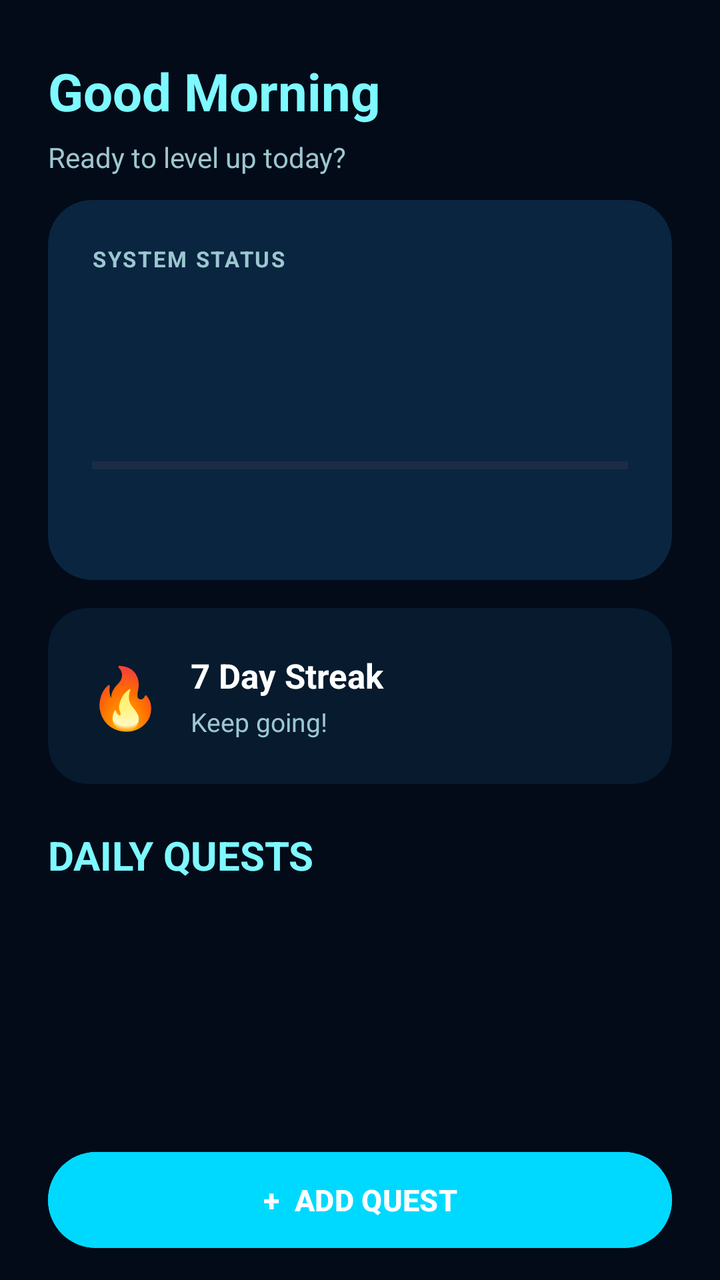
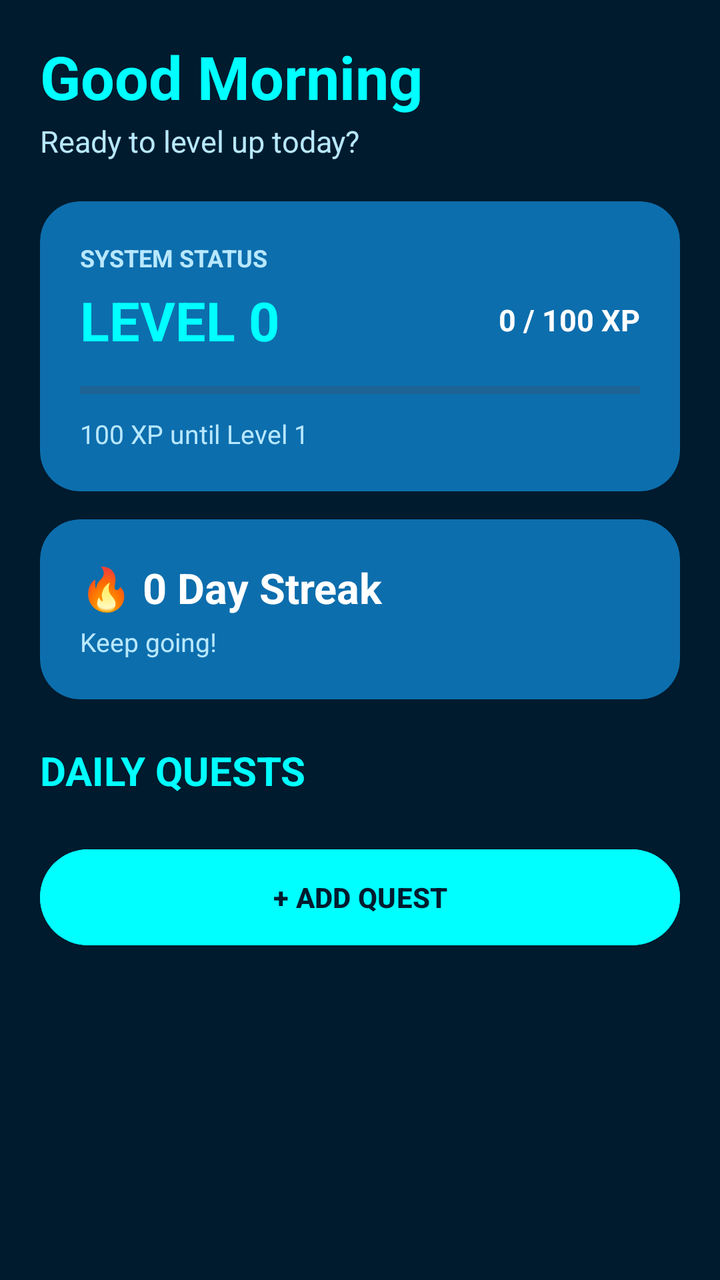

The first picture is an Android layout as it rendered before a commit; the second is the same layout after the commit. The layout source and the unified diff follow.
<!-- AndroidManifest.xml: application theme Theme.LevelUp -->
<!-- res/layout/fragment_home.xml -->
<?xml version="1.0" encoding="utf-8"?>
<androidx.constraintlayout.widget.ConstraintLayout
    xmlns:android="http://schemas.android.com/apk/res/android"
    xmlns:app="http://schemas.android.com/apk/res-auto"
    xmlns:tools="http://schemas.android.com/tools"
    android:id="@+id/homeRoot"
    android:layout_width="match_parent"
    android:layout_height="match_parent"
    android:background="@color/levelup_background"
    tools:context=".HomeFragment">


    
    
    

    <TextView
        android:id="@+id/tvWelcome"
        android:layout_width="0dp"
        android:layout_height="wrap_content"
        android:layout_marginStart="24dp"
        android:layout_marginTop="28dp"
        android:layout_marginEnd="24dp"
        android:text="@string/welcome_message"
        android:textColor="@color/levelup_cyan"
        android:textSize="26sp"
        android:textStyle="bold"
        app:layout_constraintEnd_toEndOf="parent"
        app:layout_constraintStart_toStartOf="parent"
        app:layout_constraintTop_toTopOf="parent" />


    <TextView
        android:id="@+id/tvSubtitle"
        android:layout_width="0dp"
        android:layout_height="wrap_content"
        android:layout_marginTop="6dp"
        android:text="@string/welcome_subtitle"
        android:textColor="@color/levelup_text_secondary"
        android:textSize="14sp"
        app:layout_constraintEnd_toEndOf="@id/tvWelcome"
        app:layout_constraintStart_toStartOf="@id/tvWelcome"
        app:layout_constraintTop_toBottomOf="@id/tvWelcome" />


    
    
    

    <ScrollView
        android:id="@+id/homeScrollView"
        android:layout_width="0dp"
        android:layout_height="0dp"
        android:layout_marginTop="12dp"
        android:fillViewport="true"
        android:scrollbars="none"
        app:layout_constraintBottom_toTopOf="@id/btnAddQuest"
        app:layout_constraintEnd_toEndOf="parent"
        app:layout_constraintStart_toStartOf="parent"
        app:layout_constraintTop_toBottomOf="@id/tvSubtitle">


        <LinearLayout
            android:layout_width="match_parent"
            android:layout_height="wrap_content"
            android:orientation="vertical"
            android:paddingStart="24dp"
            android:paddingEnd="24dp"
            android:paddingBottom="20dp">


            
            
            

            <androidx.cardview.widget.CardView
                android:id="@+id/cardLevel"
                android:layout_width="match_parent"
                android:layout_height="190dp"
                app:cardBackgroundColor="@color/system_panel"
                app:cardCornerRadius="22dp"
                app:cardElevation="0dp">


                <LinearLayout
                    android:layout_width="match_parent"
                    android:layout_height="match_parent"
                    android:orientation="vertical"
                    android:padding="22dp">


                    <TextView
                        android:layout_width="wrap_content"
                        android:layout_height="wrap_content"
                        android:letterSpacing="0.08"
                        android:text="SYSTEM STATUS"
                        android:textColor="@color/levelup_text_secondary"
                        android:textSize="11sp"
                        android:textStyle="bold" />


                    <TextView
                        android:id="@+id/tvLevel"
                        android:layout_width="wrap_content"
                        android:layout_height="wrap_content"
                        android:layout_marginTop="8dp"
                        android:textColor="@color/levelup_cyan"
                        android:textSize="18sp"
                        android:textStyle="bold" />


                    <TextView
                        android:id="@+id/tvXpProgress"
                        android:layout_width="wrap_content"
                        android:layout_height="wrap_content"
                        android:layout_marginTop="5dp"
                        android:textColor="@color/levelup_text_primary"
                        android:textSize="28sp"
                        android:textStyle="bold" />


                    <ProgressBar
                        android:id="@+id/xpProgressBar"
                        style="?android:attr/progressBarStyleHorizontal"
                        android:layout_width="match_parent"
                        android:layout_height="9dp"
                        android:layout_marginTop="17dp"
                        android:max="100"
                        android:progressTint="@color/levelup_primary" />


                    <TextView
                        android:id="@+id/tvXpUntilLevel"
                        android:layout_width="wrap_content"
                        android:layout_height="wrap_content"
                        android:layout_marginTop="9dp"
                        android:textColor="@color/levelup_cyan"
                        android:textSize="13sp" />


                </LinearLayout>

            </androidx.cardview.widget.CardView>


            
            
            

            <androidx.cardview.widget.CardView
                android:id="@+id/cardStreak"
                android:layout_width="match_parent"
                android:layout_height="88dp"
                android:layout_marginTop="14dp"
                app:cardBackgroundColor="@color/levelup_surface"
                app:cardCornerRadius="20dp"
                app:cardElevation="0dp">


                <LinearLayout
                    android:layout_width="match_parent"
                    android:layout_height="match_parent"
                    android:gravity="center_vertical"
                    android:orientation="horizontal"
                    android:paddingStart="20dp"
                    android:paddingEnd="20dp">


                    <TextView
                        android:layout_width="wrap_content"
                        android:layout_height="wrap_content"
                        android:text="🔥"
                        android:textSize="30sp" />


                    <LinearLayout
                        android:layout_width="wrap_content"
                        android:layout_height="wrap_content"
                        android:layout_marginStart="14dp"
                        android:orientation="vertical">


                        <TextView
                            android:layout_width="wrap_content"
                            android:layout_height="wrap_content"
                            android:text="@string/seven_day_streak"
                            android:textColor="@color/levelup_text_primary"
                            android:textSize="17sp"
                            android:textStyle="bold" />


                        <TextView
                            android:layout_width="wrap_content"
                            android:layout_height="wrap_content"
                            android:layout_marginTop="3dp"
                            android:text="@string/keep_going"
                            android:textColor="@color/levelup_text_secondary"
                            android:textSize="13sp" />


                    </LinearLayout>

                </LinearLayout>

            </androidx.cardview.widget.CardView>


            
            
            

            <TextView
                android:id="@+id/tvQuests"
                android:layout_width="match_parent"
                android:layout_height="wrap_content"
                android:layout_marginTop="22dp"
                android:text="DAILY QUESTS"
                android:textColor="@color/levelup_cyan"
                android:textSize="20sp"
                android:textStyle="bold" />


            
            
            

            <LinearLayout
                android:id="@+id/questContainer"
                android:layout_width="match_parent"
                android:layout_height="wrap_content"
                android:layout_marginTop="12dp"
                android:orientation="vertical" />


            

            <Space
                android:layout_width="match_parent"
                android:layout_height="20dp" />


        </LinearLayout>

    </ScrollView>


    
    
    

    <Button
        android:id="@+id/btnAddQuest"
        android:layout_width="0dp"
        android:layout_height="56dp"
        android:layout_marginStart="24dp"
        android:layout_marginEnd="24dp"
        android:layout_marginBottom="12dp"
        android:backgroundTint="@color/levelup_primary"
        android:text="+  ADD QUEST"
        android:textColor="@color/levelup_text_primary"
        android:textSize="15sp"
        android:textStyle="bold"
        app:layout_constraintBottom_toBottomOf="parent"
        app:layout_constraintEnd_toEndOf="parent"
        app:layout_constraintStart_toStartOf="parent" />


</androidx.constraintlayout.widget.ConstraintLayout>
<!-- resources referenced by this layout -->
<resources>
  <color name="levelup_background">#030B18</color>
  <color name="levelup_cyan">#7DF9FF</color>
  <color name="levelup_primary">#00D9FF</color>
  <color name="levelup_surface">#071A2E</color>
  <color name="levelup_text_primary">#FFFFFF</color>
  <color name="levelup_text_secondary">#9CC7D0</color>
  <color name="system_panel">#0A2540</color>
  <string name="keep_going">Keep going!</string>
  <string name="seven_day_streak">7 Day Streak</string>
  <string name="welcome_message">Good Morning</string>
  <string name="welcome_subtitle">Ready to level up today?</string>
  <style name="Theme.LevelUp" parent="Base.Theme.LevelUp" />
  <style name="Base.Theme.LevelUp" parent="Theme.Material3.DayNight.NoActionBar">
  
          
          <item name="android:windowBackground">@color/levelup_background</item>
  
          
          <item name="android:statusBarColor">@color/levelup_background</item>
          <item name="android:navigationBarColor">@color/levelup_background</item>
  
          
          <item name="android:windowLightStatusBar">false</item>
  
  
          
          <item name="colorPrimary">@color/levelup_primary</item>
          <item name="colorSecondary">@color/levelup_cyan</item>
          <item name="colorSurface">@color/levelup_surface</item>
  
      </style>
</resources>

<!-- the commit's change to res/layout/fragment_home.xml (unified diff, before → after) -->
@@ -9,205 +9,155 @@
     android:background="@color/levelup_background"
     tools:context=".HomeFragment">
 
-
-    
-    
-    
-
-    <TextView
-        android:id="@+id/tvWelcome"
-        android:layout_width="0dp"
-        android:layout_height="wrap_content"
-        android:layout_marginStart="24dp"
-        android:layout_marginTop="28dp"
-        android:layout_marginEnd="24dp"
-        android:text="@string/welcome_message"
-        android:textColor="@color/levelup_cyan"
-        android:textSize="26sp"
-        android:textStyle="bold"
-        app:layout_constraintEnd_toEndOf="parent"
-        app:layout_constraintStart_toStartOf="parent"
-        app:layout_constraintTop_toTopOf="parent" />
-
-
-    <TextView
-        android:id="@+id/tvSubtitle"
-        android:layout_width="0dp"
-        android:layout_height="wrap_content"
-        android:layout_marginTop="6dp"
-        android:text="@string/welcome_subtitle"
-        android:textColor="@color/levelup_text_secondary"
-        android:textSize="14sp"
-        app:layout_constraintEnd_toEndOf="@id/tvWelcome"
-        app:layout_constraintStart_toStartOf="@id/tvWelcome"
-        app:layout_constraintTop_toBottomOf="@id/tvWelcome" />
-
-
-    
-    
-    
-
     <ScrollView
-        android:id="@+id/homeScrollView"
+        android:id="@+id/homeScroll"
         android:layout_width="0dp"
         android:layout_height="0dp"
-        android:layout_marginTop="12dp"
         android:fillViewport="true"
         android:scrollbars="none"
-        app:layout_constraintBottom_toTopOf="@id/btnAddQuest"
-        app:layout_constraintEnd_toEndOf="parent"
+        app:layout_constraintTop_toTopOf="parent"
+        app:layout_constraintBottom_toBottomOf="parent"
         app:layout_constraintStart_toStartOf="parent"
-        app:layout_constraintTop_toBottomOf="@id/tvSubtitle">
-
+        app:layout_constraintEnd_toEndOf="parent">
 
         <LinearLayout
             android:layout_width="match_parent"
             android:layout_height="wrap_content"
             android:orientation="vertical"
-            android:paddingStart="24dp"
-            android:paddingEnd="24dp"
-            android:paddingBottom="20dp">
+            android:paddingStart="20dp"
+            android:paddingTop="18dp"
+            android:paddingEnd="20dp"
+            android:paddingBottom="25dp">
 
+            <TextView
+                android:id="@+id/tvWelcome"
+                android:layout_width="match_parent"
+                android:layout_height="wrap_content"
+                android:text="Good Morning"
+                android:textColor="@color/levelup_cyan"
+                android:textSize="30sp"
+                android:textStyle="bold" />
 
-            
-            
-            
+            <TextView
+                android:id="@+id/tvSubtitle"
+                android:layout_width="match_parent"
+                android:layout_height="wrap_content"
+                android:layout_marginTop="2dp"
+                android:text="Ready to level up today?"
+                android:textColor="@color/levelup_text_secondary"
+                android:textSize="15sp" />
 
             <androidx.cardview.widget.CardView
                 android:id="@+id/cardLevel"
                 android:layout_width="match_parent"
-                android:layout_height="190dp"
-                app:cardBackgroundColor="@color/system_panel"
-                app:cardCornerRadius="22dp"
+                android:layout_height="wrap_content"
+                android:layout_marginTop="20dp"
+                app:cardBackgroundColor="@color/levelup_surface"
+                app:cardCornerRadius="20dp"
                 app:cardElevation="0dp">
-
 
                 <LinearLayout
                     android:layout_width="match_parent"
-                    android:layout_height="match_parent"
+                    android:layout_height="wrap_content"
                     android:orientation="vertical"
-                    android:padding="22dp">
-
+                    android:padding="20dp">
 
                     <TextView
                         android:layout_width="wrap_content"
                         android:layout_height="wrap_content"
-                        android:letterSpacing="0.08"
                         android:text="SYSTEM STATUS"
                         android:textColor="@color/levelup_text_secondary"
-                        android:textSize="11sp"
+                        android:textSize="12sp"
                         android:textStyle="bold" />
 
-
-                    <TextView
-                        android:id="@+id/tvLevel"
-                        android:layout_width="wrap_content"
-                        android:layout_height="wrap_content"
-                        android:layout_marginTop="8dp"
-                        android:textColor="@color/levelup_cyan"
-                        android:textSize="18sp"
-                        android:textStyle="bold" />
-
-
-                    <TextView
-                        android:id="@+id/tvXpProgress"
-                        android:layout_width="wrap_content"
+                    <LinearLayout
+                        android:layout_width="match_parent"
                         android:layout_height="wrap_content"
                         android:layout_marginTop="5dp"
-                        android:textColor="@color/levelup_text_primary"
-                        android:textSize="28sp"
-                        android:textStyle="bold" />
+                        android:gravity="center_vertical"
+                        android:orientation="horizontal">
 
+                        <TextView
+                            android:id="@+id/tvLevel"
+                            android:layout_width="0dp"
+                            android:layout_height="wrap_content"
+                            android:layout_weight="1"
+                            android:text="LEVEL 0"
+                            android:textColor="@color/levelup_cyan"
+                            android:textSize="27sp"
+                            android:textStyle="bold" />
+
+                        <TextView
+                            android:id="@+id/tvXpProgress"
+                            android:layout_width="wrap_content"
+                            android:layout_height="wrap_content"
+                            android:text="0 / 100 XP"
+                            android:textColor="@color/levelup_text_primary"
+                            android:textSize="15sp"
+                            android:textStyle="bold" />
+
+                    </LinearLayout>
 
                     <ProgressBar
                         android:id="@+id/xpProgressBar"
                         style="?android:attr/progressBarStyleHorizontal"
                         android:layout_width="match_parent"
-                        android:layout_height="9dp"
-                        android:layout_marginTop="17dp"
+                        android:layout_height="10dp"
+                        android:layout_marginTop="12dp"
                         android:max="100"
-                        android:progressTint="@color/levelup_primary" />
-
+                        android:progress="0"
+                        android:progressTint="@color/levelup_cyan"
+                        android:backgroundTint="@color/system_panel" />
 
                     <TextView
                         android:id="@+id/tvXpUntilLevel"
                         android:layout_width="wrap_content"
                         android:layout_height="wrap_content"
-                        android:layout_marginTop="9dp"
-                        android:textColor="@color/levelup_cyan"
+                        android:layout_marginTop="8dp"
+                        android:text="100 XP until Level 1"
+                        android:textColor="@color/levelup_text_secondary"
                         android:textSize="13sp" />
-
 
                 </LinearLayout>
 
             </androidx.cardview.widget.CardView>
 
-
-            
-            
-            
-
             <androidx.cardview.widget.CardView
                 android:id="@+id/cardStreak"
                 android:layout_width="match_parent"
-                android:layout_height="88dp"
+                android:layout_height="wrap_content"
                 android:layout_marginTop="14dp"
                 app:cardBackgroundColor="@color/levelup_surface"
                 app:cardCornerRadius="20dp"
                 app:cardElevation="0dp">
 
-
                 <LinearLayout
                     android:layout_width="match_parent"
-                    android:layout_height="match_parent"
-                    android:gravity="center_vertical"
-                    android:orientation="horizontal"
-                    android:paddingStart="20dp"
-                    android:paddingEnd="20dp">
-
+                    android:layout_height="wrap_content"
+                    android:orientation="vertical"
+                    android:padding="20dp">
 
                     <TextView
-                        android:layout_width="wrap_content"
+                        android:id="@+id/tvStreak"
+                        android:layout_width="match_parent"
                         android:layout_height="wrap_content"
-                        android:text="🔥"
-                        android:textSize="30sp" />
+                        android:text="🔥 0 Day Streak"
+                        android:textColor="@color/levelup_text_primary"
+                        android:textSize="21sp"
+                        android:textStyle="bold" />
 
-
-                    <LinearLayout
-                        android:layout_width="wrap_content"
+                    <TextView
+                        android:id="@+id/tvStreakSubtitle"
+                        android:layout_width="match_parent"
                         android:layout_height="wrap_content"
-                        android:layout_marginStart="14dp"
-                        android:orientation="vertical">
-
-
-                        <TextView
-                            android:layout_width="wrap_content"
-                            android:layout_height="wrap_content"
-                            android:text="@string/seven_day_streak"
-                            android:textColor="@color/levelup_text_primary"
-                            android:textSize="17sp"
-                            android:textStyle="bold" />
-
-
-                        <TextView
-                            android:layout_width="wrap_content"
-                            android:layout_height="wrap_content"
-                            android:layout_marginTop="3dp"
-                            android:text="@string/keep_going"
-                            android:textColor="@color/levelup_text_secondary"
-                            android:textSize="13sp" />
-
-
-                    </LinearLayout>
+                        android:layout_marginTop="4dp"
+                        android:text="Keep going!"
+                        android:textColor="@color/levelup_text_secondary"
+                        android:textSize="13sp" />
 
                 </LinearLayout>
 
             </androidx.cardview.widget.CardView>
-
-
-            
-            
-            
 
             <TextView
                 android:id="@+id/tvQuests"
@@ -219,50 +169,26 @@
                 android:textSize="20sp"
                 android:textStyle="bold" />
 
-
-            
-            
-            
-
             <LinearLayout
                 android:id="@+id/questContainer"
                 android:layout_width="match_parent"
                 android:layout_height="wrap_content"
-                android:layout_marginTop="12dp"
+                android:layout_marginTop="10dp"
                 android:orientation="vertical" />
 
-
-            
-
-            <Space
+            <Button
+                android:id="@+id/btnAddQuest"
                 android:layout_width="match_parent"
-                android:layout_height="20dp" />
-
+                android:layout_height="56dp"
+                android:layout_marginTop="12dp"
+                android:backgroundTint="@color/levelup_cyan"
+                android:text="+ ADD QUEST"
+                android:textColor="@color/levelup_background"
+                android:textSize="14sp"
+                android:textStyle="bold" />
 
         </LinearLayout>
 
     </ScrollView>
 
-
-    
-    
-    
-
-    <Button
-        android:id="@+id/btnAddQuest"
-        android:layout_width="0dp"
-        android:layout_height="56dp"
-        android:layout_marginStart="24dp"
-        android:layout_marginEnd="24dp"
-        android:layout_marginBottom="12dp"
-        android:backgroundTint="@color/levelup_primary"
-        android:text="+  ADD QUEST"
-        android:textColor="@color/levelup_text_primary"
-        android:textSize="15sp"
-        android:textStyle="bold"
-        app:layout_constraintBottom_toBottomOf="parent"
-        app:layout_constraintEnd_toEndOf="parent"
-        app:layout_constraintStart_toStartOf="parent" />
-
-
 </androidx.constraintlayout.widget.ConstraintLayout>
<!-- resource entries referenced after the edit -->
@@ -1,16 +1,12 @@
 <!-- resources referenced by this layout -->
 <resources>
-  <color name="levelup_background">#030B18</color>
-  <color name="levelup_cyan">#7DF9FF</color>
-  <color name="levelup_primary">#00D9FF</color>
-  <color name="levelup_surface">#071A2E</color>
+  <color name="levelup_background">#001B2E</color>
+  <color name="levelup_cyan">#00FFFF</color>
+  <color name="levelup_primary">#00FFFF</color>
+  <color name="levelup_surface">#0D6EAD</color>
   <color name="levelup_text_primary">#FFFFFF</color>
-  <color name="levelup_text_secondary">#9CC7D0</color>
-  <color name="system_panel">#0A2540</color>
-  <string name="keep_going">Keep going!</string>
-  <string name="seven_day_streak">7 Day Streak</string>
-  <string name="welcome_message">Good Morning</string>
-  <string name="welcome_subtitle">Ready to level up today?</string>
+  <color name="levelup_text_secondary">#B8E8FF</color>
+  <color name="system_panel">#075985</color>
   <style name="Theme.LevelUp" parent="Base.Theme.LevelUp" />
   <style name="Base.Theme.LevelUp" parent="Theme.Material3.DayNight.NoActionBar">
   
